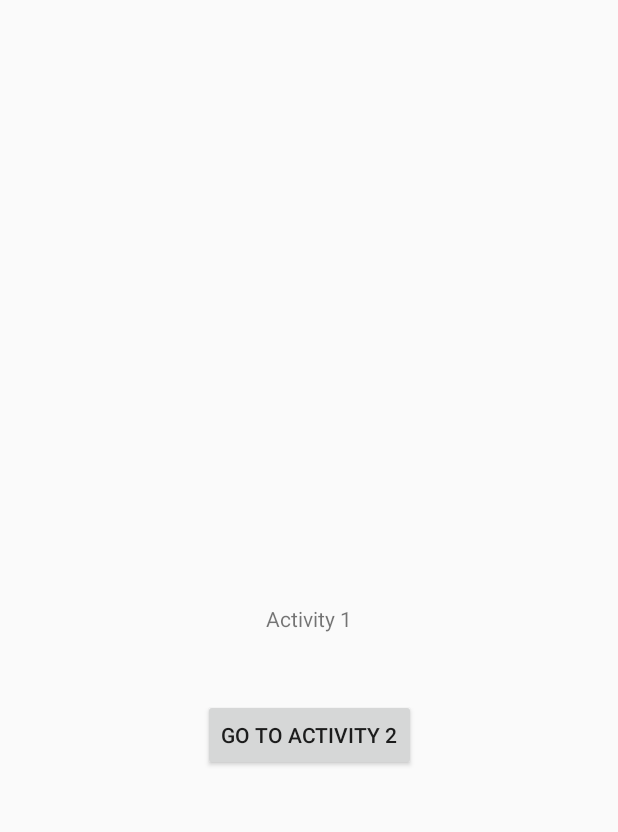
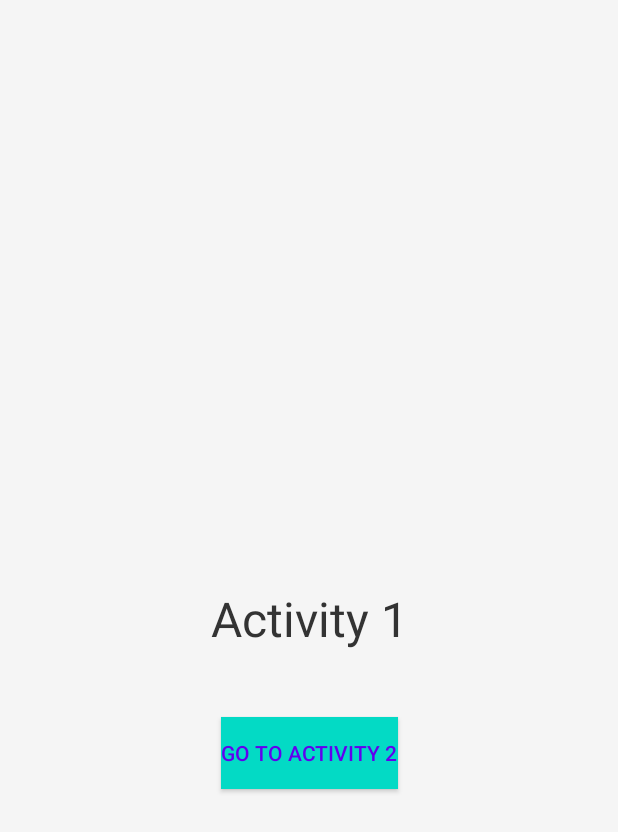
Before and after one commit to imitxtion/android-course, an Android app built with Jetpack Compose: the screen it shows after launch (MainActivity), on a phone screen of 412 x 824 dp. Shown: the top 832 px of the screen. Run offline under Robolectric (Android 15) with nearby library versions, the phone set to English and light mode, and no system bars.

Commit message:
Implemented resources. Completed Assignment 2.

```diff
--- a/app/src/main/res/layout/activity_main.xml
+++ b/app/src/main/res/layout/activity_main.xml
@@ -3,13 +3,16 @@
     xmlns:android="http://schemas.android.com/apk/res/android"
     xmlns:app="http://schemas.android.com/apk/res-auto"
     android:layout_width="match_parent"
-    android:layout_height="match_parent">
+    android:layout_height="match_parent"
+    android:background="@color/custom_background">
 
     <TextView
         android:id="@+id/textView"
         android:layout_width="wrap_content"
         android:layout_height="wrap_content"
-        android:text="Activity 1"
+        android:text="@string/activity_1_title"
+        android:textColor="@color/custom_text"
+        android:textSize="32sp"
         app:layout_constraintBottom_toBottomOf="parent"
         app:layout_constraintLeft_toLeftOf="parent"
         app:layout_constraintRight_toRightOf="parent"
@@ -20,7 +23,9 @@
         android:layout_width="wrap_content"
         android:layout_height="wrap_content"
         android:layout_marginTop="44dp"
-        android:text="Go to activity 2"
+        android:text="@string/button_go_to_activity_2"
+        android:textColor="@color/purple_500"
+        android:background="@color/teal_200"
         app:layout_constraintLeft_toLeftOf="parent"
         app:layout_constraintRight_toRightOf="parent"
         app:layout_constraintTop_toBottomOf="@id/textView" />
```
Also changed, not shown: app/src/main/java/com/example/myapplication/SecondActivity.kt (+20 -10 lines).
